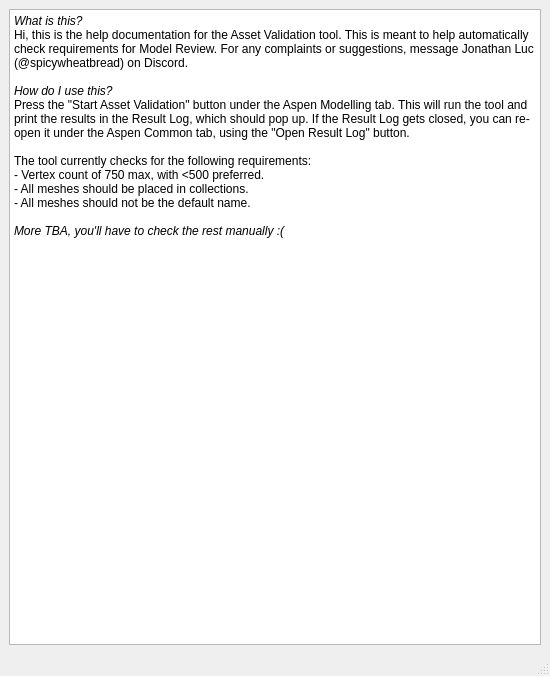
Qt form aspenTools/python/source/aspen/blender/modeling/asset_validation/help_window.ui (StudioAspen/Aspen-2025-2026) before a commit.
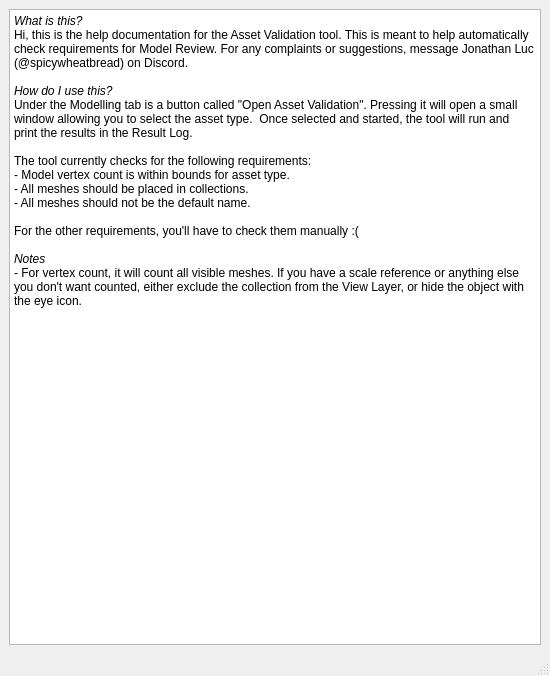
The same form after that commit.

The edit to the form file:
```diff
--- a/aspenTools/python/source/aspen/blender/modeling/asset_validation/help_window.ui
+++ b/aspenTools/python/source/aspen/blender/modeling/asset_validation/help_window.ui
@@ -41,13 +41,16 @@
 &lt;p style=&quot; margin-top:0px; margin-bottom:0px; margin-left:0px; margin-right:0px; -qt-block-indent:0; text-indent:0px;&quot;&gt;Hi, this is the help documentation for the Asset Validation tool. This is meant to help automatically check requirements for Model Review. For any complaints or suggestions, message Jonathan Luc (@spicywheatbread) on Discord.&lt;/p&gt;
 &lt;p style=&quot;-qt-paragraph-type:empty; margin-top:0px; margin-bottom:0px; margin-left:0px; margin-right:0px; -qt-block-indent:0; text-indent:0px;&quot;&gt;&lt;br /&gt;&lt;/p&gt;
 &lt;p style=&quot; margin-top:0px; margin-bottom:0px; margin-left:0px; margin-right:0px; -qt-block-indent:0; text-indent:0px;&quot;&gt;&lt;span style=&quot; font-style:italic;&quot;&gt;How do I use this?&lt;/span&gt;&lt;/p&gt;
-&lt;p style=&quot; margin-top:0px; margin-bottom:0px; margin-left:0px; margin-right:0px; -qt-block-indent:0; text-indent:0px;&quot;&gt;Press the &amp;quot;Start Asset Validation&amp;quot; button under the Aspen Modelling tab. This will run the tool and print the results in the Result Log, which should pop up. If the Result Log gets closed, you can re-open it under the Aspen Common tab, using the &amp;quot;Open Result Log&amp;quot; button.&lt;/p&gt;
+&lt;p style=&quot; margin-top:0px; margin-bottom:0px; margin-left:0px; margin-right:0px; -qt-block-indent:0; text-indent:0px;&quot;&gt;Under the Modelling tab is a button called &amp;quot;Open Asset Validation&amp;quot;. Pressing it will open a small window allowing you to select the asset type.  Once selected and started, the tool will run and print the results in the Result Log.  &lt;/p&gt;
 &lt;p style=&quot;-qt-paragraph-type:empty; margin-top:0px; margin-bottom:0px; margin-left:0px; margin-right:0px; -qt-block-indent:0; text-indent:0px;&quot;&gt;&lt;br /&gt;&lt;/p&gt;
-&lt;p style=&quot; margin-top:0px; margin-bottom:0px; margin-left:0px; margin-right:0px; -qt-block-indent:0; text-indent:0px;&quot;&gt;The tool currently checks for the following requirements:&lt;br /&gt;- Vertex count of 750 max, with &amp;lt;500 preferred.&lt;/p&gt;
+&lt;p style=&quot; margin-top:0px; margin-bottom:0px; margin-left:0px; margin-right:0px; -qt-block-indent:0; text-indent:0px;&quot;&gt;The tool currently checks for the following requirements:&lt;br /&gt;- Model vertex count is within bounds for asset type.&lt;/p&gt;
 &lt;p style=&quot; margin-top:0px; margin-bottom:0px; margin-left:0px; margin-right:0px; -qt-block-indent:0; text-indent:0px;&quot;&gt;- All meshes should be placed in collections.&lt;/p&gt;
 &lt;p style=&quot; margin-top:0px; margin-bottom:0px; margin-left:0px; margin-right:0px; -qt-block-indent:0; text-indent:0px;&quot;&gt;- All meshes should not be the default name.&lt;/p&gt;
 &lt;p style=&quot;-qt-paragraph-type:empty; margin-top:0px; margin-bottom:0px; margin-left:0px; margin-right:0px; -qt-block-indent:0; text-indent:0px;&quot;&gt;&lt;br /&gt;&lt;/p&gt;
-&lt;p style=&quot; margin-top:0px; margin-bottom:0px; margin-left:0px; margin-right:0px; -qt-block-indent:0; text-indent:0px;&quot;&gt;&lt;span style=&quot; font-style:italic;&quot;&gt;More TBA, you'll have to check the rest manually :(&lt;/span&gt;&lt;/p&gt;&lt;/body&gt;&lt;/html&gt;</string>
+&lt;p style=&quot; margin-top:0px; margin-bottom:0px; margin-left:0px; margin-right:0px; -qt-block-indent:0; text-indent:0px;&quot;&gt;For the other requirements, you'll have to check them manually :(&lt;/p&gt;
+&lt;p style=&quot;-qt-paragraph-type:empty; margin-top:0px; margin-bottom:0px; margin-left:0px; margin-right:0px; -qt-block-indent:0; text-indent:0px;&quot;&gt;&lt;br /&gt;&lt;/p&gt;
+&lt;p style=&quot; margin-top:0px; margin-bottom:0px; margin-left:0px; margin-right:0px; -qt-block-indent:0; text-indent:0px;&quot;&gt;&lt;span style=&quot; font-style:italic;&quot;&gt;Notes&lt;/span&gt;&lt;/p&gt;
+&lt;p style=&quot; margin-top:0px; margin-bottom:0px; margin-left:0px; margin-right:0px; -qt-block-indent:0; text-indent:0px;&quot;&gt;- For vertex count, it will count all visible meshes. If you have a scale reference or anything else you don't want counted, either exclude the collection from the View Layer, or hide the object with the eye icon. &lt;/p&gt;&lt;/body&gt;&lt;/html&gt;</string>
       </property>
      </widget>
     </item>
```
